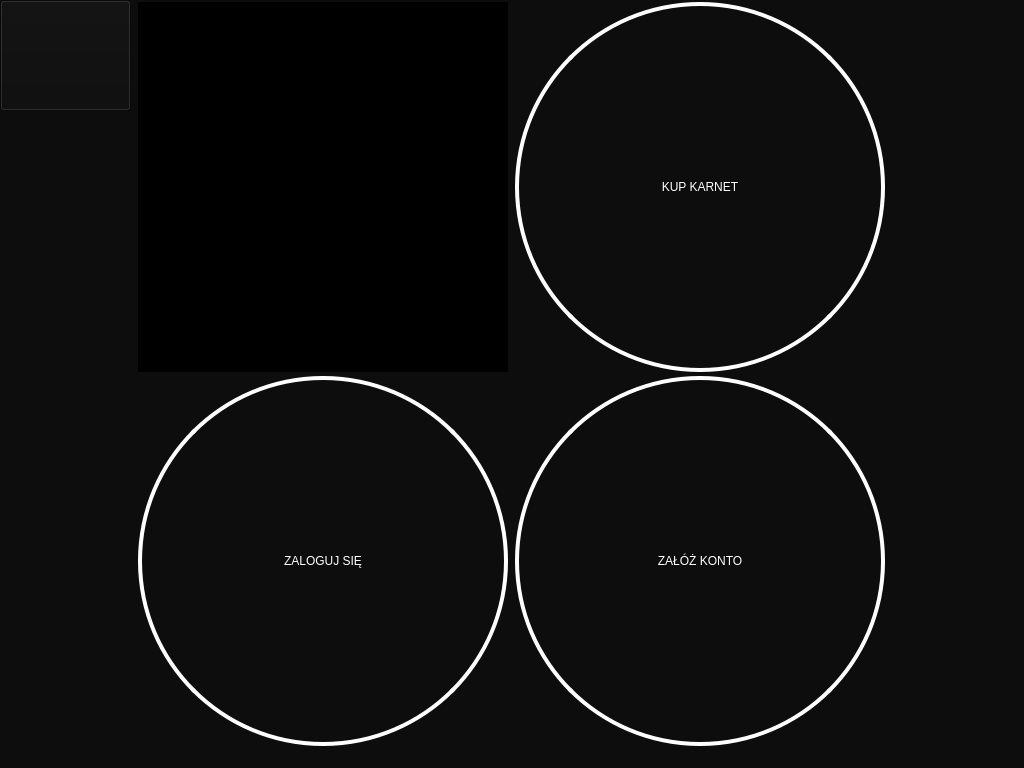
This is Raspberry QT/mainwindow.ui in lukaszwazny/E-kiosk as Qt 5 draws it before an edit. The edited form follows.
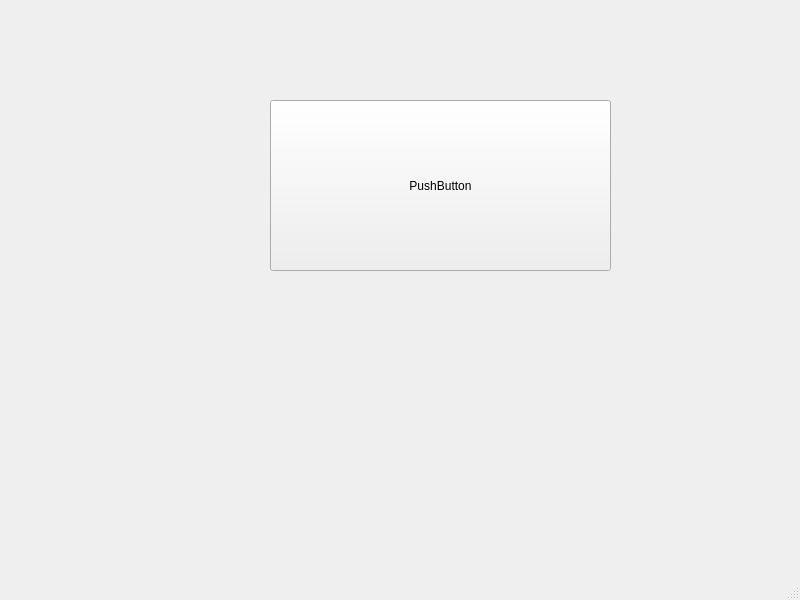
This is the edited form. Icons and pictures are not drawn.

Commit message: Poprawki klawiatury, panel administracyjny

```diff
--- a/Raspberry QT/mainwindow.ui
+++ b/Raspberry QT/mainwindow.ui
@@ -9,156 +9,25 @@
    <rect>
     <x>0</x>
     <y>0</y>
-    <width>1024</width>
-    <height>768</height>
+    <width>800</width>
+    <height>600</height>
    </rect>
   </property>
-  <property name="minimumSize">
-   <size>
-    <width>1024</width>
-    <height>768</height>
-   </size>
-  </property>
-  <property name="maximumSize">
-   <size>
-    <width>1024</width>
-    <height>768</height>
-   </size>
-  </property>
   <property name="windowTitle">
-   <string>Kodokan</string>
-  </property>
-  <property name="autoFillBackground">
-   <bool>false</bool>
-  </property>
-  <property name="styleSheet">
-   <string notr="true">background-color: rgb(13, 13, 13);</string>
+   <string>MainWindow</string>
   </property>
   <widget class="QWidget" name="centralwidget">
    <widget class="QPushButton" name="kupKarnetButton">
     <property name="geometry">
      <rect>
-      <x>515</x>
-      <y>2</y>
-      <width>370</width>
-      <height>370</height>
+      <x>270</x>
+      <y>100</y>
+      <width>341</width>
+      <height>171</height>
      </rect>
     </property>
-    <property name="styleSheet">
-     <string notr="true">background-color: rgb(13, 13, 13);
-border-style: solid;
-border-width:4px;
-border-radius:185px;
-border-color: white;
-max-width:362px;
-max-height:362px;
-min-width:362px;
-min-height:362px;
-
-font: 75 30pt &quot;Tahoma&quot;;
-color: rgb(255, 255, 255);</string>
-    </property>
     <property name="text">
-     <string>KUP KARNET</string>
-    </property>
-    <property name="iconSize">
-     <size>
-      <width>16</width>
-      <height>16</height>
-     </size>
-    </property>
-   </widget>
-   <widget class="QPushButton" name="zalozKontoButton">
-    <property name="geometry">
-     <rect>
-      <x>515</x>
-      <y>376</y>
-      <width>370</width>
-      <height>370</height>
-     </rect>
-    </property>
-    <property name="styleSheet">
-     <string notr="true">background-color: rgb(13, 13, 13);
-border-style: solid;
-border-width:4px;
-border-radius:185px;
-border-color: white;
-max-width:362px;
-max-height:362px;
-min-width:362px;
-min-height:362px;
-
-font: 75 30pt &quot;Tahoma&quot;;
-color: rgb(255, 255, 255);</string>
-    </property>
-    <property name="text">
-     <string>ZAŁÓŻ KONTO</string>
-    </property>
-   </widget>
-   <widget class="QPushButton" name="zalogujSieButton">
-    <property name="geometry">
-     <rect>
-      <x>138</x>
-      <y>376</y>
-      <width>370</width>
-      <height>370</height>
-     </rect>
-    </property>
-    <property name="styleSheet">
-     <string notr="true">background-color: rgb(13, 13, 13);
-border-style: solid;
-border-width:4px;
-border-radius:185px;
-border-color: white;
-max-width:362px;
-max-height:362px;
-min-width:362px;
-min-height:362px;
-
-font: 75 30pt &quot;Tahoma&quot;;
-color: rgb(255, 255, 255);</string>
-    </property>
-    <property name="text">
-     <string>ZALOGUJ SIĘ</string>
-    </property>
-   </widget>
-   <widget class="QFrame" name="frame">
-    <property name="geometry">
-     <rect>
-      <x>138</x>
-      <y>2</y>
-      <width>370</width>
-      <height>370</height>
-     </rect>
-    </property>
-    <property name="autoFillBackground">
-     <bool>false</bool>
-    </property>
-    <property name="styleSheet">
-     <string notr="true">background-image: url(:/logo 370.png);
-background-color: rgb(0, 0, 0);</string>
-    </property>
-    <property name="frameShape">
-     <enum>QFrame::StyledPanel</enum>
-    </property>
-    <property name="frameShadow">
-     <enum>QFrame::Raised</enum>
-    </property>
-   </widget>
-   <widget class="QPushButton" name="administracja">
-    <property name="geometry">
-     <rect>
-      <x>0</x>
-      <y>0</y>
-      <width>131</width>
-      <height>111</height>
-     </rect>
-    </property>
-    <property name="styleSheet">
-     <string notr="true">background-color: rgb(13, 13, 13);</string>
-    </property>
-    <property name="text">
-     <string/>
+     <string>PushButton</string>
     </property>
    </widget>
   </widget>
```
Left out of the diff: 9 changed lines with no effect on the pictures. The commit also changes 22 other files.
